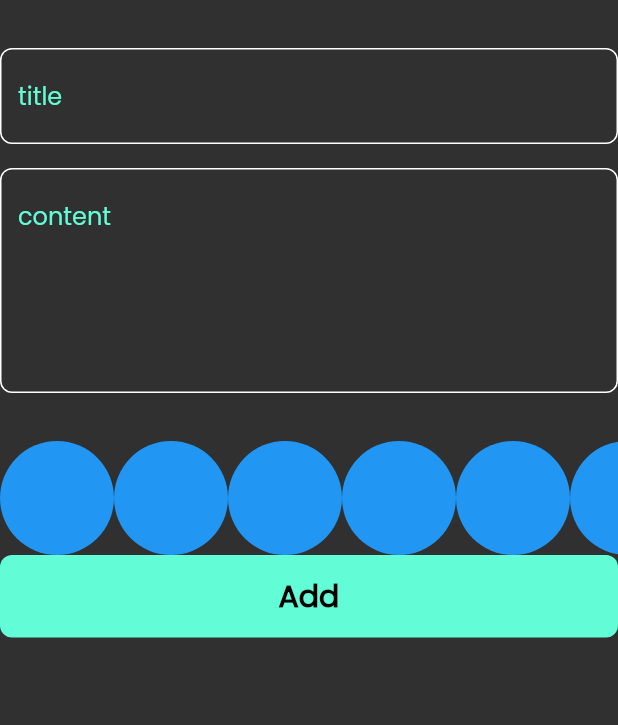
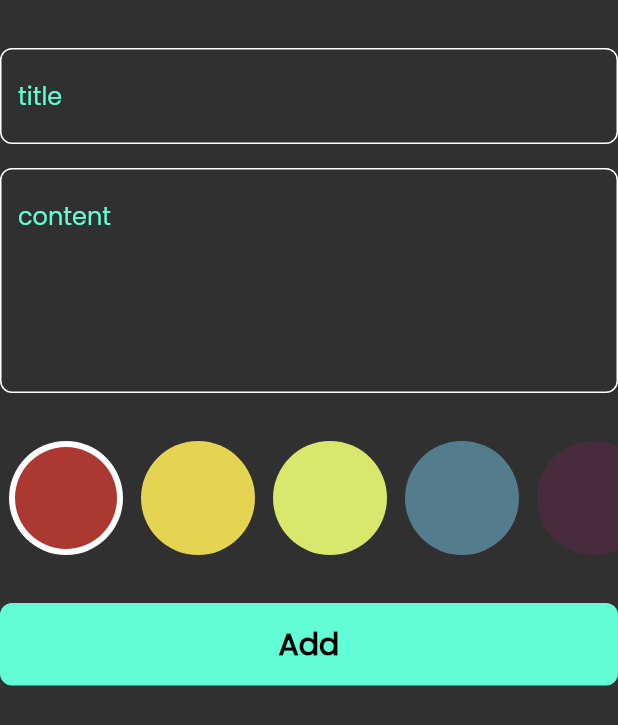
Before and after one commit to Abdulteef1998/notes_app, a Flutter app: the AddNoteForm widget shown alone on an empty page, opened directly, on a phone screen of 412 x 824 dp. Shown: the top 725 px of the screen. Run offline on Flutter 3.47's test engine with Material 2 defaults, Android fonts, the phone set to English and light mode, and no system bars; our stand-ins replace bloc, flutter_bloc, font_awesome_flutter, hive, hive_flutter; accounts and stored records are empty.

Commit message:
colors list view part 2

```diff
--- a/lib/views/widgets/add_note_form.dart
+++ b/lib/views/widgets/add_note_form.dart
@@ -53,6 +53,9 @@ class _AddNoteFormState extends State<AddNoteForm> {
             height: 32,
           ),
           const ColorsListView(),
+          const SizedBox(
+            height: 32,
+          ),
           BlocBuilder<AddNoteCubit, AddNoteState>(
             builder: (context, state) {
               return CustomButton(
--- a/lib/views/widgets/colors_list_view.dart
+++ b/lib/views/widgets/colors_list_view.dart
@@ -1,29 +1,66 @@
 import 'package:flutter/material.dart';
 
 class ColorItem extends StatelessWidget {
-  const ColorItem({super.key});
+  const ColorItem({super.key, required this.isActive, required this.color});
 
+  final bool isActive;
+
+  final Color color;
   @override
   Widget build(BuildContext context) {
-    return CircleAvatar(
-      radius: 38,
-      backgroundColor: Colors.blue,
-    );
+    return isActive
+        ? CircleAvatar(
+            radius: 38,
+            backgroundColor: Colors.white,
+            child: CircleAvatar(
+              radius: 34,
+              backgroundColor: color,
+            ),
+          )
+        : CircleAvatar(
+            radius: 38,
+            backgroundColor: color,
+          );
   }
 }
 
-class ColorsListView extends StatelessWidget {
+class ColorsListView extends StatefulWidget {
   const ColorsListView({Key? key}) : super(key: key);
 
+  @override
+  State<ColorsListView> createState() => _ColorsListViewState();
+}
+
+class _ColorsListViewState extends State<ColorsListView> {
+  int currentIndex = 0;
+  List<Color> colors = const [
+    Color(0xffAC3931),
+    Color(0xffE5D352),
+    Color(0xffD9E76C),
+    Color(0xff537D8D),
+    Color(0xff482C3D),
+  ];
   @override
   Widget build(BuildContext context) {
     return SizedBox(
       height: 38 * 2,
       child: ListView.builder(
-        itemCount: 10,
+        itemCount: colors.length,
         scrollDirection: Axis.horizontal,
         itemBuilder: (context, index) {
-          return const ColorItem();
+          return Padding(
+            padding: const EdgeInsets.symmetric(horizontal: 6),
+            child: GestureDetector(
+              onTap: () {
+                currentIndex = index;
+                setState(() {});
+              },
+              child: ColorItem(
+                color: colors[index],
+                isActive: currentIndex == index,
+              ),
+            ),
+          );
         },
       ),
     );
```
